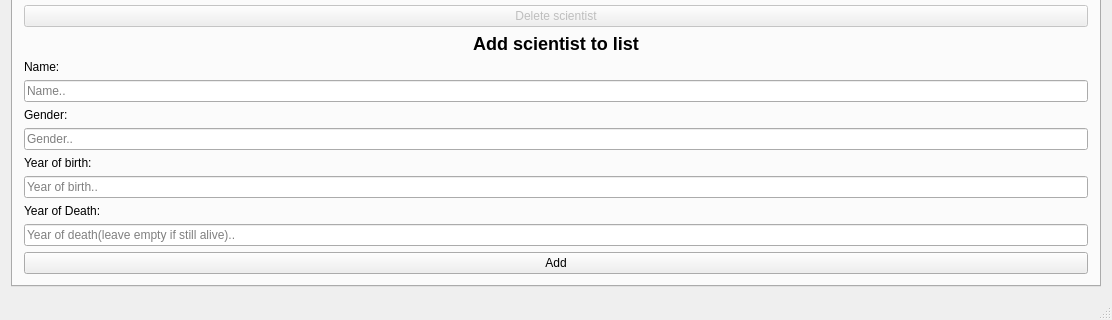
The window that VerklegtNamskeidH3/mainwindow.ui (Eytor/VerklegtNamskeid) describes before a commit, drawn with Qt 5; both pictures show x 0 to 1112 and y 422 to 742 of the 1112 by 742 pixel window.
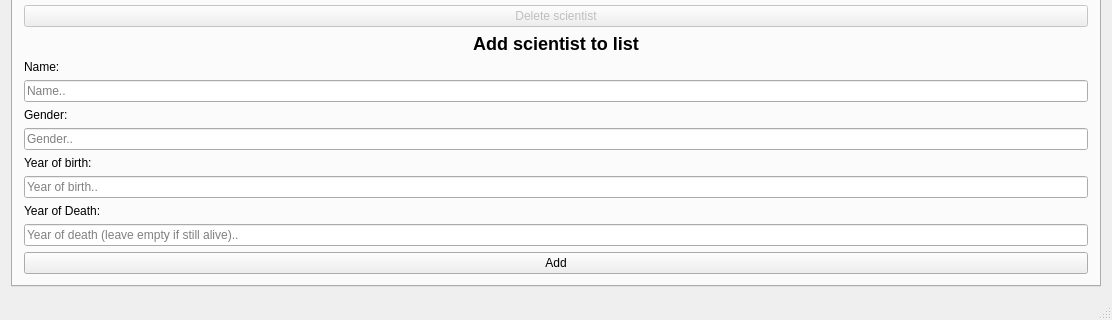
The same window after the commit. The open tabs and pages were chosen to show the change.

Commit message: Fixing some look very nice high five

```diff
--- a/VerklegtNamskeidH3/mainwindow.ui
+++ b/VerklegtNamskeidH3/mainwindow.ui
@@ -223,7 +223,7 @@
            <string/>
           </property>
           <property name="placeholderText">
-           <string>Year of death(leave empty if still alive)..</string>
+           <string>Year of death (leave empty if still alive)..</string>
           </property>
          </widget>
         </item>
```
Left out of the diff: 12 changed lines with no effect on the pictures. Lines whose indentation alone changed are shown as unchanged. The commit also changes 1 other file.
